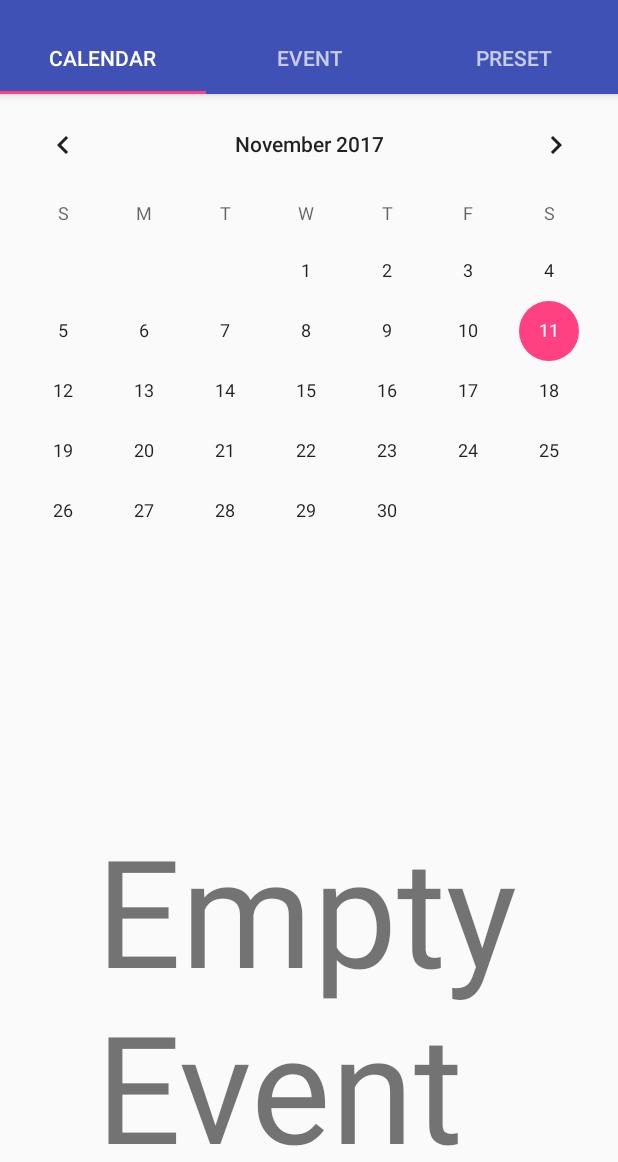
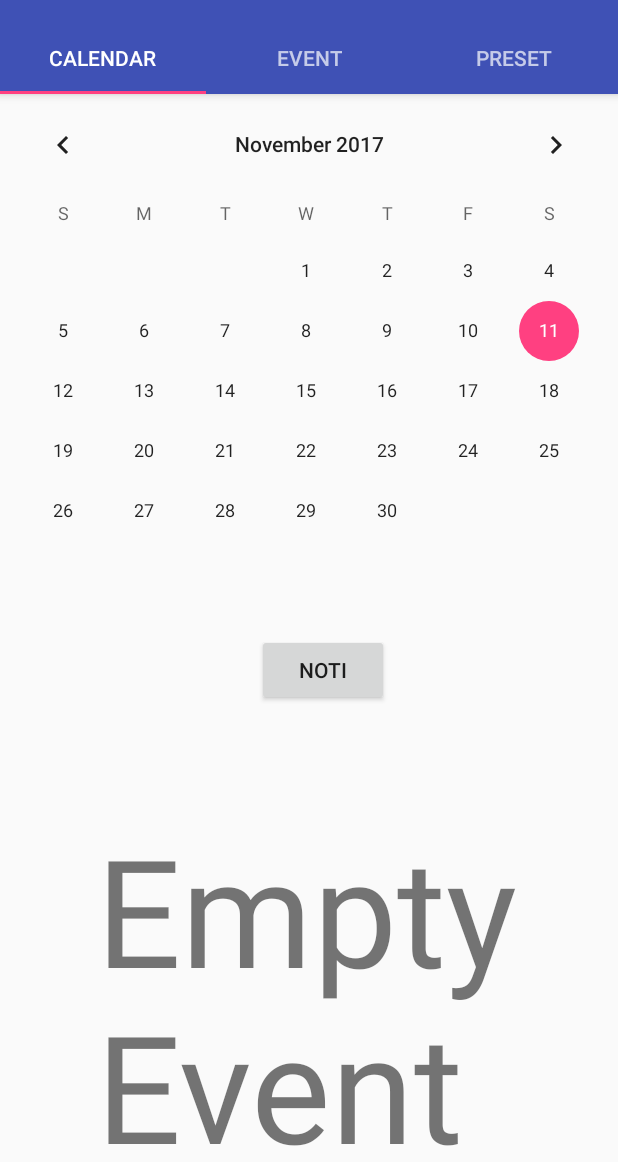
Before and after one commit to intersignature/final_project_android, an Android app: the screen it shows after launch (MainActivity), on a phone screen of 412 x 824 dp, the part 74-1236 px from its top. Run offline under Robolectric (Android 15) with nearby library versions, the phone set to English and light mode, and no system bars.

Commit message:
add notification available for api version below android O only

```diff
--- a/Eventontheday/app/src/main/AndroidManifest.xml
+++ b/Eventontheday/app/src/main/AndroidManifest.xml
@@ -15,13 +15,16 @@
             android:theme="@style/AppTheme.NoActionBar">
             <intent-filter>
                 <action android:name="android.intent.action.MAIN" />
-
                 <category android:name="android.intent.category.LAUNCHER" />
             </intent-filter>
         </activity>
         <activity android:name=".view.AddEventActivity" />
         <activity android:name=".view.EditEventActivity" />
         <activity android:name=".ViewEventActivity"></activity>
+        <service android:name=".notification.TimerService"
+            android:exported="false"
+            android:enabled="true"
+            />
     </application>
 
 </manifest>
--- a/Eventontheday/app/src/main/java/kmitl/final_project/sirichai/eventontheday/MainActivity.java
+++ b/Eventontheday/app/src/main/java/kmitl/final_project/sirichai/eventontheday/MainActivity.java
@@ -22,6 +22,9 @@ import java.util.List;
 
 import kmitl.final_project.sirichai.eventontheday.model.DatabaseAdapter;
 import kmitl.final_project.sirichai.eventontheday.model.ListDate;
+import kmitl.final_project.sirichai.eventontheday.notification.Message;
+import kmitl.final_project.sirichai.eventontheday.notification.MessageReceiver;
+import kmitl.final_project.sirichai.eventontheday.notification.TimerService;
 import kmitl.final_project.sirichai.eventontheday.view.AddEventActivity;
 import kmitl.final_project.sirichai.eventontheday.view.Calendar_fragment;
 import kmitl.final_project.sirichai.eventontheday.view.Event_fragment;
@@ -66,7 +69,12 @@ public class MainActivity extends AppCompatActivity {
         mViewPager.addOnPageChangeListener(new TabLayout.TabLayoutOnPageChangeListener(tabLayout));
         tabLayout.addOnTabSelectedListener(new TabLayout.ViewPagerOnTabSelectedListener(mViewPager));
 
+        MessageReceiver receiver = new MessageReceiver(new Message());
 
+        Intent intent = new Intent(this, TimerService.class);
+        intent.putExtra("time", 100);
+        intent.putExtra("receiver", receiver);
+        startService(intent);
 //        databaseAdapter = new DatabaseAdapter(getApplicationContext());
 //        List<List> datas = databaseAdapter.getData();
 //        listAllDates = new ArrayList<>();
--- /dev/null
+++ b/Eventontheday/app/src/main/java/kmitl/final_project/sirichai/eventontheday/notification/Message.java
@@ -0,0 +1,19 @@
+package kmitl.final_project.sirichai.eventontheday.notification;
+
+import android.os.Bundle;
+import android.util.Log;
+import android.widget.Toast;
+
+import kmitl.final_project.sirichai.eventontheday.MainActivity;
+
+/**
+ * Created by atomiz on 12/11/2560.
+ */
+
+public class Message {
+    public void displayMessage(int resultCode, Bundle resultData){
+        String message = resultData.getString("message");
+        //Toast.makeText(MainActivity.this, resultCode + " " + message, Toast.LENGTH_SHORT).show();
+        Log.i("message", resultCode + " " + message);
+    }
+}
--- /dev/null
+++ b/Eventontheday/app/src/main/java/kmitl/final_project/sirichai/eventontheday/notification/MessageReceiver.java
@@ -0,0 +1,25 @@
+package kmitl.final_project.sirichai.eventontheday.notification;
+
+import android.annotation.SuppressLint;
+import android.os.Bundle;
+import android.os.Handler;
+import android.os.ResultReceiver;
+
+/**
+ * Created by atomiz on 12/11/2560.
+ */
+
+@SuppressLint("ParcelCreator")
+public class MessageReceiver extends ResultReceiver {
+    private Message message;
+
+    public MessageReceiver(Message message) {
+        super(new Handler());
+        this.message = message;
+    }
+
+    @Override
+    protected void onReceiveResult(int resultCode, Bundle resultData) {
+        message.displayMessage(resultCode, resultData);
+    }
+}
--- a/Eventontheday/app/src/main/java/kmitl/final_project/sirichai/eventontheday/view/Calendar_fragment.java
+++ b/Eventontheday/app/src/main/java/kmitl/final_project/sirichai/eventontheday/view/Calendar_fragment.java
@@ -5,15 +5,19 @@ package kmitl.final_project.sirichai.eventontheday.view;
  */
 
 
+import android.app.NotificationManager;
+import android.content.Context;
 import android.support.annotation.NonNull;
 import android.support.v4.app.Fragment;
 import android.os.Bundle;
+import android.support.v4.app.NotificationCompat;
 import android.support.v7.widget.LinearLayoutManager;
 import android.support.v7.widget.RecyclerView;
 import android.util.Log;
 import android.view.LayoutInflater;
 import android.view.View;
 import android.view.ViewGroup;
+import android.widget.Button;
 import android.widget.CalendarView;
 import android.widget.TextView;
 import android.widget.Toast;
@@ -29,6 +33,7 @@ import java.util.Locale;
 
 import kmitl.final_project.sirichai.eventontheday.MessageForDev;
 import kmitl.final_project.sirichai.eventontheday.R;
+import kmitl.final_project.sirichai.eventontheday.ViewEventActivity;
 import kmitl.final_project.sirichai.eventontheday.model.DatabaseAdapter;
 import kmitl.final_project.sirichai.eventontheday.model.ListEvent;
 import kmitl.final_project.sirichai.eventontheday.model.RecyclerAdapter;
--- a/Eventontheday/app/src/main/res/layout/activity_main.xml
+++ b/Eventontheday/app/src/main/res/layout/activity_main.xml
@@ -60,6 +60,8 @@
         android:id="@+id/container"
         android:layout_width="match_parent"
         android:layout_height="match_parent"
-        app:layout_behavior="@string/appbar_scrolling_view_behavior" />
+        app:layout_behavior="@string/appbar_scrolling_view_behavior" >
+
+    </android.support.v4.view.ViewPager>
 
 </android.support.design.widget.CoordinatorLayout>
--- a/Eventontheday/app/src/main/res/layout/fragment_calendar.xml
+++ b/Eventontheday/app/src/main/res/layout/fragment_calendar.xml
@@ -20,6 +20,21 @@
         app:layout_constraintStart_toStartOf="parent"
         app:layout_constraintTop_toTopOf="parent"
         app:layout_constraintVertical_bias="0.0" />
+
+    <Button
+        android:id="@+id/noti"
+        android:layout_width="wrap_content"
+        android:layout_height="wrap_content"
+        android:layout_marginBottom="8dp"
+        android:layout_marginEnd="8dp"
+        android:layout_marginStart="8dp"
+        android:layout_marginTop="8dp"
+        android:text="noti"
+        app:layout_constraintBottom_toBottomOf="parent"
+        app:layout_constraintEnd_toEndOf="parent"
+        app:layout_constraintHorizontal_bias="0.53"
+        app:layout_constraintStart_toStartOf="parent"
+        app:layout_constraintTop_toTopOf="parent" />
 
     <ScrollView
         android:id="@+id/scrollView2"
```
Also changed, not shown: Eventontheday/app/src/main/java/kmitl/final_project/sirichai/eventontheday/notification/TimerService.java (added, +110 -0 lines).
